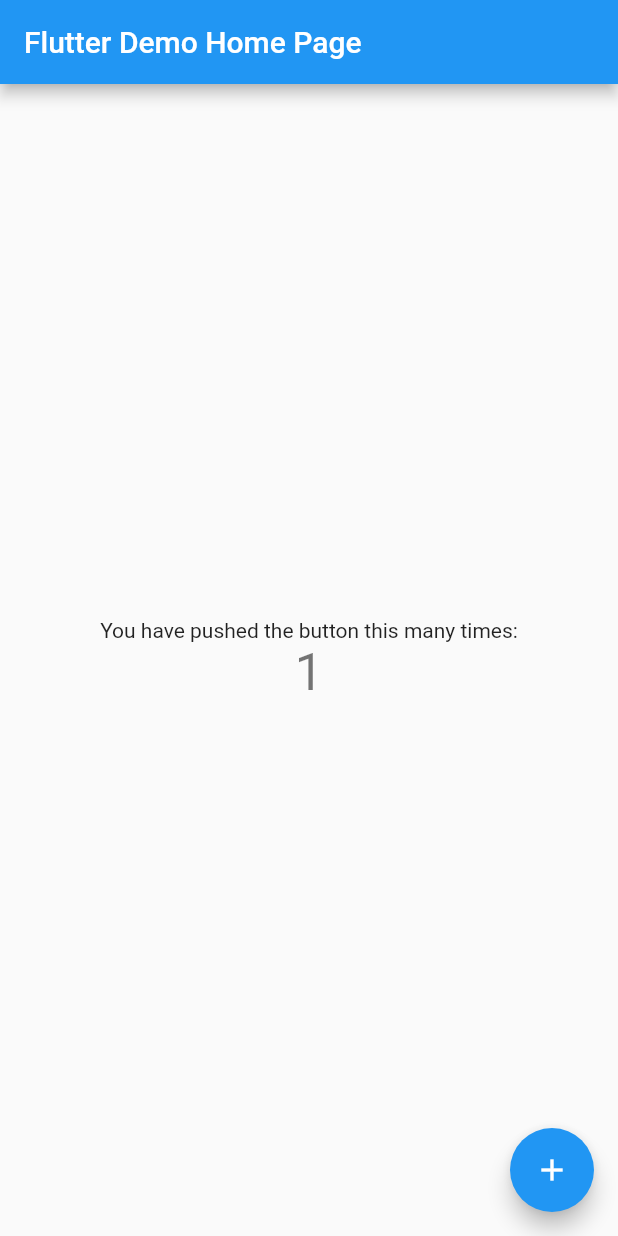
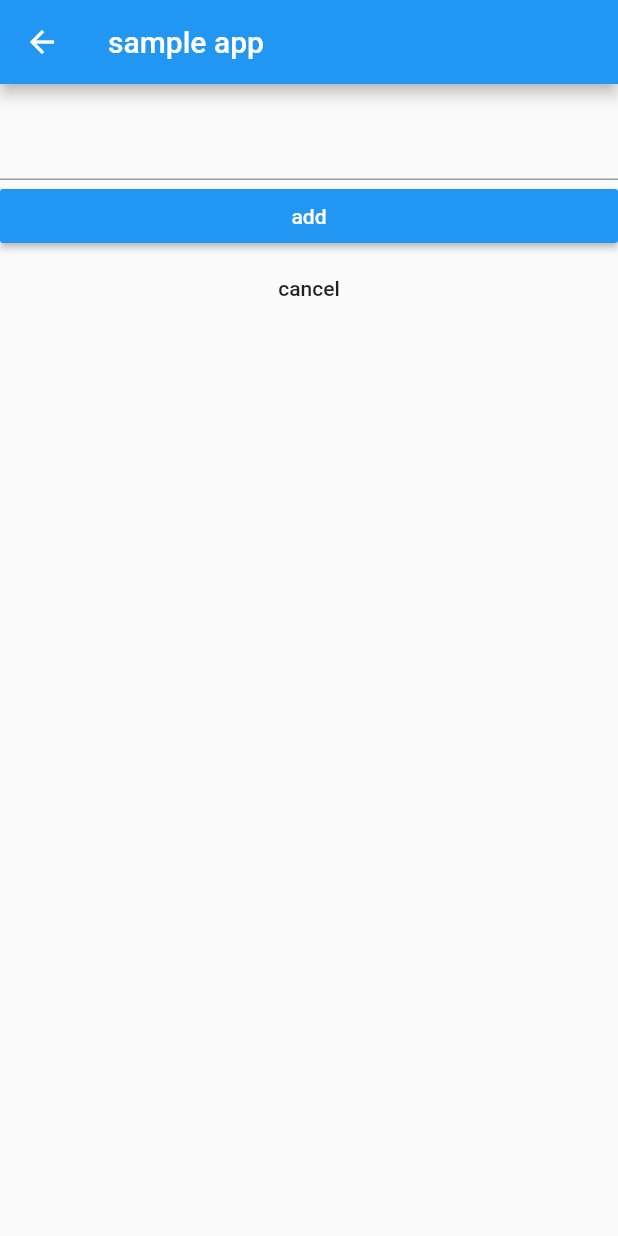
Before and after one commit to black315/sample_app, a Flutter app: the screen it shows after launch, after a tap on the "add" icon, on a phone screen of 412 x 824 dp. Run offline on Flutter 3.47's test engine with Material 2 defaults, Android fonts, the phone set to English and light mode, and no system bars.

Commit message:
create base

```diff
--- a/lib/main.dart
+++ b/lib/main.dart
@@ -1,117 +1,122 @@
 import 'package:flutter/material.dart';
 
 void main() {
-  runApp(MyApp());
+  runApp(SampleApp());
 }
 
-class MyApp extends StatelessWidget {
-  // This widget is the root of your application.
+class SampleApp extends StatelessWidget {
   @override
   Widget build(BuildContext context) {
     return MaterialApp(
-      title: 'Flutter Demo',
+      // "debug"ラベル非表示
+      debugShowCheckedModeBanner: false,
+      // アプリ名
+      title: 'Sample App',
       theme: ThemeData(
-        // This is the theme of your application.
-        //
-        // Try running your application with "flutter run". You'll see the
-        // application has a blue toolbar. Then, without quitting the app, try
-        // changing the primarySwatch below to Colors.green and then invoke
-        // "hot reload" (press "r" in the console where you ran "flutter run",
-        // or simply save your changes to "hot reload" in a Flutter IDE).
-        // Notice that the counter didn't reset back to zero; the application
-        // is not restarted.
+        // テーマカラー
         primarySwatch: Colors.blue,
-        // This makes the visual density adapt to the platform that you run
-        // the app on. For desktop platforms, the controls will be smaller and
-        // closer together (more dense) than on mobile platforms.
         visualDensity: VisualDensity.adaptivePlatformDensity,
       ),
-      home: MyHomePage(title: 'Flutter Demo Home Page'),
+      // ホーム画面を表示
+      home: HomePage(),
     );
   }
 }
 
-class MyHomePage extends StatefulWidget {
-  MyHomePage({Key key, this.title}) : super(key: key);
-
-  // This widget is the home page of your application. It is stateful, meaning
-  // that it has a State object (defined below) that contains fields that affect
-  // how it looks.
-
-  // This class is the configuration for the state. It holds the values (in this
-  // case the title) provided by the parent (in this case the App widget) and
-  // used by the build method of the State. Fields in a Widget subclass are
-  // always marked "final".
-
-  final String title;
-
+// ホーム画面用Widget
+class HomePage extends StatefulWidget {
   @override
-  _MyHomePageState createState() => _MyHomePageState();
+  _HomePageState createState() => _HomePageState();
 }
 
-class _MyHomePageState extends State<MyHomePage> {
-  int _counter = 0;
-
-  void _incrementCounter() {
-    setState(() {
-      // This call to setState tells the Flutter framework that something has
-      // changed in this State, which causes it to rerun the build method below
-      // so that the display can reflect the updated values. If we changed
-      // _counter without calling setState(), then the build method would not be
-      // called again, and so nothing would appear to happen.
-      _counter++;
-    });
-  }
+class _HomePageState extends State<HomePage> {
+  List<String> list = [];
 
   @override
   Widget build(BuildContext context) {
-    // This method is rerun every time setState is called, for instance as done
-    // by the _incrementCounter method above.
-    //
-    // The Flutter framework has been optimized to make rerunning build methods
-    // fast, so that you can just rebuild anything that needs updating rather
-    // than having to individually change instances of widgets.
     return Scaffold(
       appBar: AppBar(
-        // Here we take the value from the MyHomePage object that was created by
-        // the App.build method, and use it to set our appbar title.
-        title: Text(widget.title),
+        title: Text('sample app'),
       ),
-      body: Center(
-        // Center is a layout widget. It takes a single child and positions it
-        // in the middle of the parent.
+      body: ListView.builder(
+        itemCount: list.length,
+        itemBuilder: (context, index) {
+          return Card(
+            child: ListTile(
+              title: Text(list[index]),
+            ),
+          );
+        },
+      ),
+      floatingActionButton: FloatingActionButton(
+        onPressed: () async {
+          final addedText = await Navigator.of(context).push(
+            MaterialPageRoute(builder: (context) {
+              return AddPage();
+            }),
+          );
+          if (addedText != null) {
+            setState(() {
+              list.add(addedText);
+            });
+          }
+        },
+        child: Icon(Icons.add),
+      ),
+    );
+  }
+}
+
+// 追加画面用Widget
+class AddPage extends StatefulWidget {
+  @override
+  _AddPageState createState() => _AddPageState();
+}
+
+class _AddPageState extends State<AddPage> {
+  String _input = '';
+
+  @override
+  Widget build(BuildContext context) {
+    return Scaffold(
+      appBar: AppBar(
+        title: Text('sample app'),
+      ),
+      body: Container(
         child: Column(
-          // Column is also a layout widget. It takes a list of children and
-          // arranges them vertically. By default, it sizes itself to fit its
-          // children horizontally, and tries to be as tall as its parent.
-          //
-          // Invoke "debug painting" (press "p" in the console, choose the
-          // "Toggle Debug Paint" action from the Flutter Inspector in Android
-          // Studio, or the "Toggle Debug Paint" command in Visual Studio Code)
-          // to see the wireframe for each widget.
-          //
-          // Column has various properties to control how it sizes itself and
-          // how it positions its children. Here we use mainAxisAlignment to
-          // center the children vertically; the main axis here is the vertical
-          // axis because Columns are vertical (the cross axis would be
-          // horizontal).
-          mainAxisAlignment: MainAxisAlignment.center,
           children: <Widget>[
-            Text(
-              'You have pushed the button this many times:',
+            Text(_input, style: TextStyle(color: Colors.blue)),
+            TextField(
+              onChanged: (String value) {
+                setState(() {
+                  _input = value;
+                });
+              },
             ),
-            Text(
-              '$_counter',
-              style: Theme.of(context).textTheme.headline4,
+            Container(
+              width: double.infinity,
+              // 追加ボタン
+              child: RaisedButton(
+                color: Colors.blue,
+                onPressed: () {
+                  Navigator.of(context).pop(_input);
+                },
+                child: Text('add', style: TextStyle(color: Colors.white)),
+              ),
+            ),
+            Container(
+              width: double.infinity,
+              // キャンセルボタン
+              child: FlatButton(
+                onPressed: () {
+                  Navigator.of(context).pop(_input);
+                },
+                child: Text('cancel'),
+              ),
             ),
           ],
         ),
       ),
-      floatingActionButton: FloatingActionButton(
-        onPressed: _incrementCounter,
-        tooltip: 'Increment',
-        child: Icon(Icons.add),
-      ), // This trailing comma makes auto-formatting nicer for build methods.
     );
   }
 }
```
